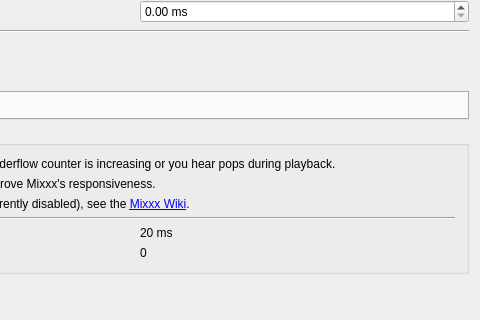
gdkar/mixxx, file src/dialogs/dlgprefsounddlg.ui: the form before one commit; both pictures show x 206 to 686 and y 264 to 584 of the 686 by 584 pixel window.
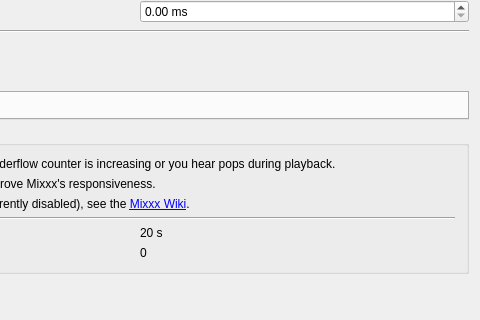
The form after the commit.

Patch:
```diff
--- a/src/dialogs/dlgprefsounddlg.ui
+++ b/src/dialogs/dlgprefsounddlg.ui
@@ -315,7 +315,7 @@
        <item row="4" column="1">
         <widget class="QLabel" name="currentLatency">
          <property name="text">
-          <string>20 ms</string>
+          <string>20 s</string>
          </property>
         </widget>
        </item>
```
